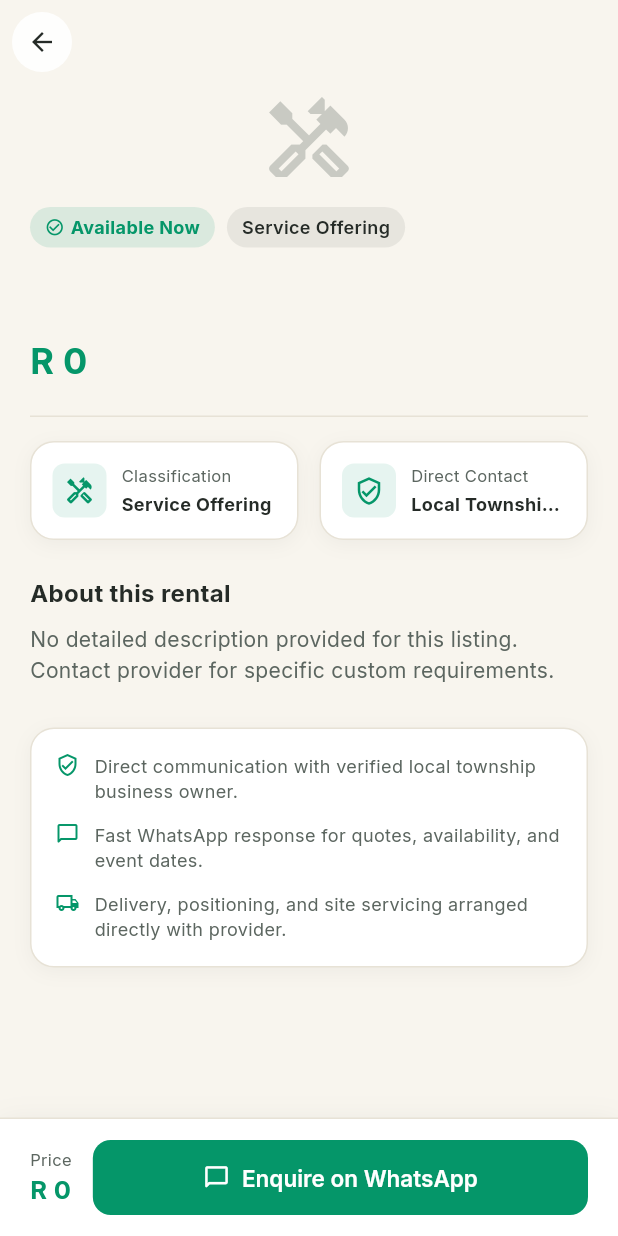
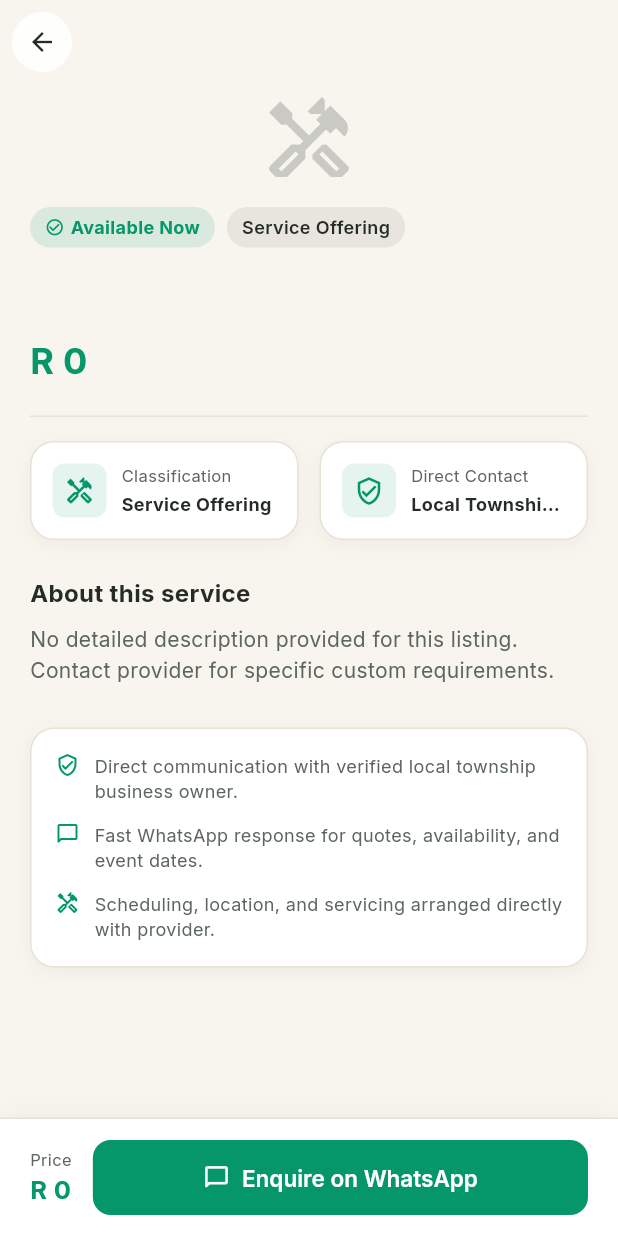
Before and after one commit to MonchoKK/back2kasi, a Flutter app: the RentalUnitDetailScreen screen opened directly with empty values, scrolled down 202 dp, on a phone screen of 412 x 824 dp. Run offline on Flutter 3.47's test engine with Material 3 defaults, Android fonts, the phone set to English and light mode, and no system bars; our stand-ins replace cached_network_image, flutter_secure_storage, google_fonts, image_picker; missing offline and left inert: dart:html; accounts and stored records are empty.

Commit message:
fix: resolve business edit category validation, detail title label, and price on request toggle

```diff
--- a/app/lib/views/customer/rental_unit_detail_screen.dart
+++ b/app/lib/views/customer/rental_unit_detail_screen.dart
@@ -312,9 +312,9 @@ class _RentalUnitDetailScreenState extends State<RentalUnitDetailScreen> {
                   const SizedBox(height: 24),
 
                   // Description
-                  const Text(
-                    'About this rental',
-                    style: TextStyle(
+                  Text(
+                    widget.unit.isProduct ? 'About this product' : 'About this service',
+                    style: const TextStyle(
                       fontSize: 16,
                       fontWeight: FontWeight.bold,
                       color: AppTheme.textPrimaryColor,
@@ -419,21 +419,23 @@ class _RentalUnitDetailScreenState extends State<RentalUnitDetailScreen> {
                       border: Border.all(color: AppTheme.borderColor, width: 1.0),
                       boxShadow: AppTheme.cardShadow,
                     ),
-                    child: const Column(
+                    child: Column(
                       children: [
-                        _TrustItem(
+                        const _TrustItem(
                           icon: Icons.verified_user_outlined,
                           text: 'Direct communication with verified local township business owner.',
                         ),
-                        SizedBox(height: 12),
-                        _TrustItem(
+                        const SizedBox(height: 12),
+                        const _TrustItem(
                           icon: Icons.chat_bubble_outline_rounded,
                           text: 'Fast WhatsApp response for quotes, availability, and event dates.',
                         ),
-                        SizedBox(height: 12),
+                        const SizedBox(height: 12),
                         _TrustItem(
-                          icon: Icons.local_shipping_outlined,
-                          text: 'Delivery, positioning, and site servicing arranged directly with provider.',
+                          icon: widget.unit.isProduct ? Icons.local_mall_outlined : Icons.handyman_outlined,
+                          text: widget.unit.isProduct
+                              ? 'Collection or delivery arranged directly with the local provider.'
+                              : 'Scheduling, location, and servicing arranged directly with provider.',
                         ),
                       ],
                     ),
```
Also changed, not shown: app/lib/views/rental_unit/create_edit_unit_screen.dart (+18 -3 lines), 1 other file.
